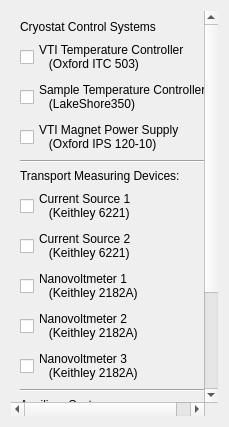
Old version of the form configurations/Systems_online.ui in the repository Cryostat-GUI/Cryostat-GUI.
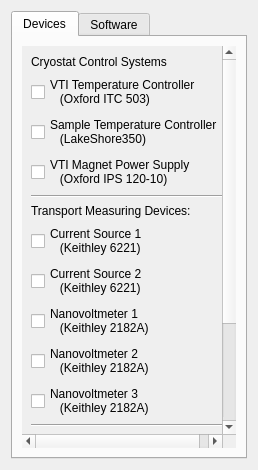
New version of the form. The open tabs and pages were chosen to show the change.

Diff of the .ui file:
```diff
--- a/configurations/Systems_online.ui
+++ b/configurations/Systems_online.ui
@@ -6,8 +6,8 @@
    <rect>
     <x>0</x>
     <y>0</y>
-    <width>229</width>
-    <height>427</height>
+    <width>258</width>
+    <height>470</height>
    </rect>
   </property>
   <property name="minimumSize">
@@ -21,6 +21,16 @@
   </property>
   <layout class="QGridLayout" name="gridLayout">
    <item row="0" column="0">
+    <widget class="QTabWidget" name="tabWidget">
+     <property name="currentIndex">
+      <number>1</number>
+     </property>
+     <widget class="QWidget" name="tab">
+      <attribute name="title">
+       <string>Devices</string>
+      </attribute>
+      <layout class="QGridLayout" name="gridLayout_2">
+       <item row="0" column="0">
     <widget class="QScrollArea" name="scrollArea">
      <property name="frameShape">
       <enum>QFrame::NoFrame</enum>
@@ -34,33 +44,18 @@
      <property name="widgetResizable">
       <bool>true</bool>
      </property>
-     <widget class="QWidget" name="scrollAreaWidgetContents">
+         <widget class="QWidget" name="scrollAreaWidgetContents_2">
       <property name="geometry">
        <rect>
         <x>0</x>
         <y>0</y>
-        <width>194</width>
+            <width>199</width>
         <height>483</height>
        </rect>
       </property>
-      <layout class="QGridLayout" name="gridLayout_4">
-       <item row="0" column="0">
-        <widget class="QLabel" name="label_2">
-         <property name="text">
-          <string>Cryostat Control Systems</string>
-         </property>
-        </widget>
-       </item>
-       <item row="8" column="0">
-        <widget class="QCheckBox" name="checkBox_7">
-         <property name="text">
-          <string>Nanovoltmeter 1 
-   (Keithley 2182A)</string>
-         </property>
-        </widget>
-       </item>
+          <layout class="QGridLayout" name="gridLayout_5">
        <item row="9" column="0">
-        <widget class="QCheckBox" name="checkBox_8">
+            <widget class="QCheckBox" name="checkBox_12">
          <property name="text">
           <string>Nanovoltmeter 2 
    (Keithley 2182A)</string>
@@ -68,13 +63,21 @@
         </widget>
        </item>
        <item row="10" column="0">
-        <widget class="QCheckBox" name="checkBox_9">
+            <widget class="QCheckBox" name="checkBox_13">
          <property name="text">
           <string>Nanovoltmeter 3 
    (Keithley 2182A)</string>
          </property>
         </widget>
        </item>
+           <item row="8" column="0">
+            <widget class="QCheckBox" name="checkBox_14">
+             <property name="text">
+              <string>Nanovoltmeter 1 
+   (Keithley 2182A)</string>
+             </property>
+            </widget>
+           </item>
        <item row="14" column="0">
         <widget class="QCheckBox" name="checkBox_10">
          <property name="enabled">
@@ -86,34 +89,15 @@
          </property>
         </widget>
        </item>
-       <item row="5" column="0">
-        <widget class="QLabel" name="label">
+           <item row="0" column="0">
+            <widget class="QLabel" name="label_4">
          <property name="text">
-          <string>Transport Measuring Devices:</string>
-         </property>
-        </widget>
-       </item>
-       <item row="13" column="0">
-        <widget class="QCheckBox" name="checkBox">
-         <property name="text">
-          <string>Cryogen Level Meter 
-   (Oxford ILM 211)</string>
-         </property>
-        </widget>
-       </item>
-       <item row="15" column="0">
-        <widget class="QCheckBox" name="checkBox_11">
-         <property name="enabled">
-          <bool>false</bool>
-         </property>
-         <property name="text">
-          <string>Multimeter Switch 
-   (Keithley 2700)</string>
+              <string>Cryostat Control Systems</string>
          </property>
         </widget>
        </item>
        <item row="2" column="0">
-        <widget class="QCheckBox" name="checkBox_4">
+            <widget class="QCheckBox" name="checkBox_16">
          <property name="text">
           <string>Sample Temperature Controller 
    (LakeShore350)</string>
@@ -121,30 +105,49 @@
         </widget>
        </item>
        <item row="3" column="0">
-        <widget class="QCheckBox" name="checkBox_2">
+            <widget class="QCheckBox" name="checkBox_17">
          <property name="text">
           <string>VTI Magnet Power Supply 
    (Oxford IPS 120-10)</string>
          </property>
         </widget>
        </item>
+           <item row="15" column="0">
+            <widget class="QCheckBox" name="checkBox_18">
+             <property name="enabled">
+              <bool>false</bool>
+             </property>
+             <property name="text">
+              <string>Multimeter Switch 
+   (Keithley 2700)</string>
+             </property>
+            </widget>
+           </item>
+           <item row="5" column="0">
+            <widget class="QLabel" name="label_5">
+             <property name="text">
+              <string>Transport Measuring Devices:</string>
+             </property>
+            </widget>
+           </item>
+           <item row="13" column="0">
+            <widget class="QCheckBox" name="checkBox_19">
+             <property name="text">
+              <string>Cryogen Level Meter 
+   (Oxford ILM 211)</string>
+             </property>
+            </widget>
+           </item>
        <item row="6" column="0">
-        <widget class="QCheckBox" name="checkBox_5">
+            <widget class="QCheckBox" name="checkBox_20">
          <property name="text">
           <string>Current Source 1 
    (Keithley 6221)</string>
          </property>
         </widget>
        </item>
-       <item row="12" column="0">
-        <widget class="QLabel" name="label_3">
-         <property name="text">
-          <string>Auxiliary Systems</string>
-         </property>
-        </widget>
-       </item>
        <item row="1" column="0">
-        <widget class="QCheckBox" name="checkBox_3">
+            <widget class="QCheckBox" name="checkBox_21">
          <property name="text">
           <string>VTI Temperature Controller 
    (Oxford ITC 503)</string>
@@ -152,25 +155,83 @@
         </widget>
        </item>
        <item row="7" column="0">
-        <widget class="QCheckBox" name="checkBox_6">
+            <widget class="QCheckBox" name="checkBox_22">
          <property name="text">
           <string>Current Source 2 
    (Keithley 6221)</string>
          </property>
         </widget>
        </item>
-       <item row="4" column="0">
-        <widget class="Line" name="line_2">
-         <property name="orientation">
-          <enum>Qt::Horizontal</enum>
-         </property>
-        </widget>
-       </item>
        <item row="11" column="0">
-        <widget class="Line" name="line">
+            <widget class="Line" name="line_3">
          <property name="orientation">
           <enum>Qt::Horizontal</enum>
          </property>
+            </widget>
+           </item>
+           <item row="4" column="0">
+            <widget class="Line" name="line_4">
+             <property name="orientation">
+              <enum>Qt::Horizontal</enum>
+             </property>
+            </widget>
+           </item>
+           <item row="12" column="0">
+            <widget class="QLabel" name="label_6">
+             <property name="text">
+              <string>Auxiliary Systems</string>
+             </property>
+            </widget>
+           </item>
+          </layout>
+         </widget>
+        </widget>
+       </item>
+      </layout>
+     </widget>
+     <widget class="QWidget" name="tab_2">
+      <attribute name="title">
+       <string>Software</string>
+      </attribute>
+      <layout class="QGridLayout" name="gridLayout_4">
+       <item row="0" column="0">
+        <widget class="QScrollArea" name="scrollArea_2">
+         <property name="widgetResizable">
+          <bool>true</bool>
+         </property>
+         <widget class="QWidget" name="scrollAreaWidgetContents">
+          <property name="geometry">
+           <rect>
+            <x>0</x>
+            <y>0</y>
+            <width>214</width>
+            <height>406</height>
+           </rect>
+          </property>
+          <layout class="QGridLayout" name="gridLayout_3">
+           <item row="2" column="0">
+            <widget class="QCheckBox" name="checkBox_2">
+             <property name="text">
+              <string>Logging LIVE data</string>
+             </property>
+            </widget>
+           </item>
+           <item row="1" column="0">
+            <widget class="QCheckBox" name="checkBox">
+             <property name="text">
+              <string>Logging into database</string>
+             </property>
+            </widget>
+           </item>
+           <item row="0" column="0">
+            <widget class="QCheckBox" name="checkBox_3">
+             <property name="text">
+              <string>OneShot Measurements</string>
+             </property>
+            </widget>
+           </item>
+          </layout>
+         </widget>
         </widget>
        </item>
       </layout>
```
Left out of the diff: 2 changed lines with no effect on the pictures. Lines whose indentation alone changed are shown as unchanged.
